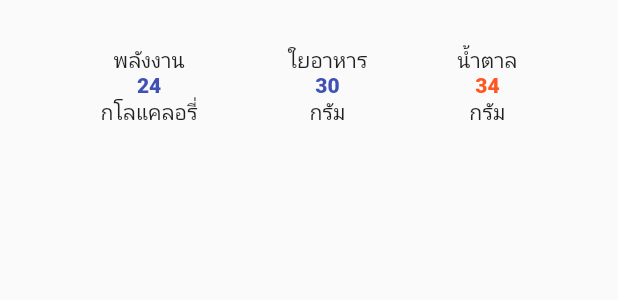
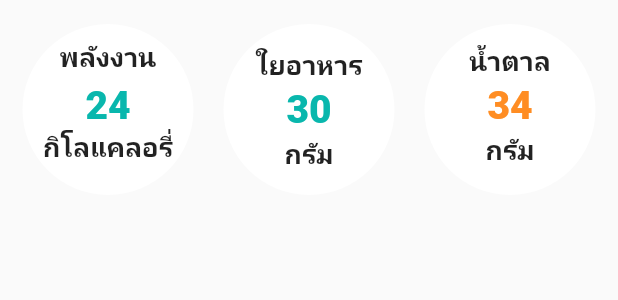
Before and after one commit to AINutritionProject/KinDeeUDee, a Flutter app: the ChemicalDetail widget shown alone on an empty page, opened directly, on a phone screen of 412 x 824 dp. Shown: the top 300 px of the screen. Run offline on Flutter 3.47's test engine with Material 2 defaults, Android fonts, the phone set to English and light mode, and no system bars; our stand-ins replace camera, cloud_firestore, csv, dotted_border, firebase_auth, firebase_core and 5 more; missing offline and left inert: dart:ffi; accounts and stored records are empty.

Commit message:
decorate Food and FoodDetailPage

```diff
--- a/lib/pages/food_detailed.dart
+++ b/lib/pages/food_detailed.dart
@@ -45,57 +45,91 @@ class FoodDetailPage extends StatelessWidget {
               ),
             ),
           ),
-          ChemicalDetail(
-              power: detail.power, fiber: detail.fiber, sugar: detail.sugar),
-          Container(
+          const Padding(
+              padding: EdgeInsets.only(top: 10),
+              child: Text(
+                "ข้อมูลโภชนาการ",
+                style: TextStyle(
+                    fontSize: 28,
+                    fontWeight: FontWeight.w600,
+                    color: Color.fromRGBO(76, 36, 29, 1)),
+              )),
+          Padding(
+              padding: const EdgeInsets.only(top: 30),
+              child: ChemicalDetail(
+                  power: detail.power,
+                  fiber: detail.fiber,
+                  sugar: detail.sugar)),
+          Padding(
+              padding: const EdgeInsets.only(left: 13, right: 13, top: 30),
+              child: Container(
+                width: double.infinity,
                 decoration: BoxDecoration(
-                color: Colors.white, borderRadius: BorderRadius.circular(30)),
+                    color: Colors.white,
+                    borderRadius: BorderRadius.circular(30)),
                 child: Column(
                   children: [
-                Container(
-                  padding:
-                      const EdgeInsets.symmetric(horizontal: 20, vertical: 5),
+                    Padding(
+                        padding: const EdgeInsets.only(top: 5),
+                        child: Container(
+                          padding: const EdgeInsets.symmetric(
+                              horizontal: 20, vertical: 5),
                           decoration: BoxDecoration(
-                    color: Colors.pinkAccent,
+                            color: const Color.fromRGBO(255, 194, 227, 1),
                             borderRadius: BorderRadius.circular(30),
                           ),
                           child: const Text(
                             "ประโยชน์",
                             style: TextStyle(
                               fontWeight: FontWeight.bold,
-                      fontSize: 20,
+                              fontSize: 22,
                             ),
                           ),
+                        )),
+                    Padding(
+                      padding: const EdgeInsets.only(bottom: 5),
+                      child: Container(
+                        margin: const EdgeInsets.symmetric(
+                            horizontal: 10, vertical: 10),
+                        child: Text(detail.benefit,
+                            style: const TextStyle(
+                                fontSize: 18,
+                                height: 1.75,
+                                fontWeight: FontWeight.w700),
+                            textAlign: TextAlign.center),
                       ),
-                Container(
-                  margin:
-                      const EdgeInsets.symmetric(horizontal: 10, vertical: 10),
-                  child: Text(detail.benefit),
                     ),
                   ],
                 ),
-          ),
-          const SizedBox(
-            height: 15,
-          ),
-          Container(
+              )),
+          Padding(
+              padding: const EdgeInsets.only(
+                  left: 13, right: 13, top: 15, bottom: 18),
+              child: Container(
+                width: double.infinity,
                 decoration: BoxDecoration(
-                borderRadius: BorderRadius.circular(30), color: Colors.white),
-            padding: const EdgeInsets.symmetric(horizontal: 20, vertical: 5),
+                    borderRadius: BorderRadius.circular(30),
+                    color: Colors.white),
+                padding: const EdgeInsets.only(
+                    top: 10, left: 20, right: 20, bottom: 20),
                 child: const Column(
                   children: [
-                Text(
+                    Padding(
+                      padding: EdgeInsets.only(bottom: 10),
+                      child: Text(
                         "กดที่นี่",
                         style: TextStyle(
                             decoration: TextDecoration.underline,
-                      fontSize: 25,
+                            fontSize: 20,
                             fontWeight: FontWeight.bold),
                       ),
+                    ),
                     Text("เพื่อดูข้อมูลทางโภชนาการเพิ่มเติม",
-                    style: TextStyle(fontSize: 20))
+                        style: TextStyle(
+                            fontSize: 18, fontWeight: FontWeight.w600))
                   ],
                 ),
-          )
+              ))
         ]),
       ),
     );
@@ -115,64 +149,141 @@ class ChemicalDetail extends StatelessWidget {
 
   @override
   Widget build(BuildContext context) {
-    return Row(
-      mainAxisAlignment: MainAxisAlignment.center,
-      children: [
-        Container(
-          padding: const EdgeInsets.all(30),
+    return Padding(
+      padding: const EdgeInsets.only(left: 5, right: 5),
+      child: Row(
+        children: <Widget>[
+          Expanded(
+            flex: 1,
+            child: Container(
+                padding: const EdgeInsets.all(10),
+                child: Container(
+                  width: 126,
+                  height: 126,
                   decoration: const BoxDecoration(
                     color: Colors.white,
                     shape: BoxShape.circle,
                   ),
                   child: Column(
+                    mainAxisAlignment: MainAxisAlignment.center,
                     children: [
-              const Text("พลังงาน"),
-              Text(
+                      const Text(
+                        "พลังงาน",
+                        style: TextStyle(
+                            fontSize: 18, fontWeight: FontWeight.w700),
+                      ),
+                      Padding(
+                        padding: const EdgeInsets.only(top: 5),
+                        child: Text(
                           "$power",
                           style: const TextStyle(
-                    color: Colors.indigo, fontWeight: FontWeight.w900),
+                              color: Color.fromRGBO(9, 183, 173, 1),
+                              fontWeight: FontWeight.w900,
+                              fontSize: 26),
                         ),
-              const Text("กโลแคลอรี่"),
+                      ),
+                      const Padding(
+                        padding: EdgeInsets.only(bottom: 10),
+                        child: Text(
+                          "กิโลแคลอรี่",
+                          style: TextStyle(
+                              fontSize: 18, fontWeight: FontWeight.w700),
+                        ),
+                      ),
                     ],
                   ),
+                )),
           ),
-        Container(
-          padding: const EdgeInsets.all(30),
+          Expanded(
+            flex: 1,
+            child: Container(
+                padding: const EdgeInsets.all(10),
+                child: Container(
+                  width: 126,
+                  height: 126,
                   decoration: const BoxDecoration(
                     color: Colors.white,
                     shape: BoxShape.circle,
                   ),
                   child: Column(
+                    mainAxisAlignment: MainAxisAlignment.center,
                     children: [
-              const Text("ใยอาหาร"),
-              Text(
+                      const Padding(
+                        padding: EdgeInsets.only(top: 5),
+                        child: Text(
+                          "ใยอาหาร",
+                          style: TextStyle(
+                              fontSize: 18, fontWeight: FontWeight.w700),
+                        ),
+                      ),
+                      Padding(
+                        padding: const EdgeInsets.only(bottom: 2, top: 2),
+                        child: Text(
                           "$fiber",
                           style: const TextStyle(
-                    color: Colors.indigo, fontWeight: FontWeight.w900),
+                              color: Color.fromRGBO(9, 183, 173, 1),
+                              fontWeight: FontWeight.w900,
+                              fontSize: 26),
                         ),
-              const Text("กรัม"),
+                      ),
+                      const Padding(
+                        padding: EdgeInsets.only(bottom: 5),
+                        child: Text(
+                          "กรัม",
+                          style: TextStyle(
+                              fontSize: 18, fontWeight: FontWeight.w700),
+                        ),
+                      ),
                     ],
                   ),
+                )),
           ),
-        Container(
-          padding: const EdgeInsets.all(30),
+          Expanded(
+            flex: 1,
+            child: Container(
+                padding: const EdgeInsets.all(10),
+                child: Container(
+                  width: 126,
+                  height: 126,
                   decoration: const BoxDecoration(
                     color: Colors.white,
                     shape: BoxShape.circle,
                   ),
                   child: Column(
+                    mainAxisAlignment: MainAxisAlignment.center,
                     children: [
-              const Text("น้ำตาล"),
-              Text(
+                      const Padding(
+                        padding: EdgeInsets.only(top: 5),
+                        child: Text(
+                          "น้ำตาล",
+                          style: TextStyle(
+                              fontSize: 18, fontWeight: FontWeight.w700),
+                        ),
+                      ),
+                      Padding(
+                        padding: const EdgeInsets.only(bottom: 2, top: 2),
+                        child: Text(
                           "$sugar",
                           style: const TextStyle(
-                    color: Colors.deepOrange, fontWeight: FontWeight.w900),
+                              color: Color.fromRGBO(255, 141, 35, 1),
+                              fontWeight: FontWeight.w900,
+                              fontSize: 26),
                         ),
-              const Text("กรัม"),
-            ],
+                      ),
+                      const Padding(
+                        padding: EdgeInsets.only(bottom: 10),
+                        child: Text(
+                          "กรัม",
+                          style: TextStyle(
+                              fontSize: 18, fontWeight: FontWeight.w700),
                         ),
                       ),
                     ],
+                  ),
+                )),
+          ),
+        ],
+      ),
     );
   }
 }
```
Lines whose indentation alone changed are shown as unchanged.
